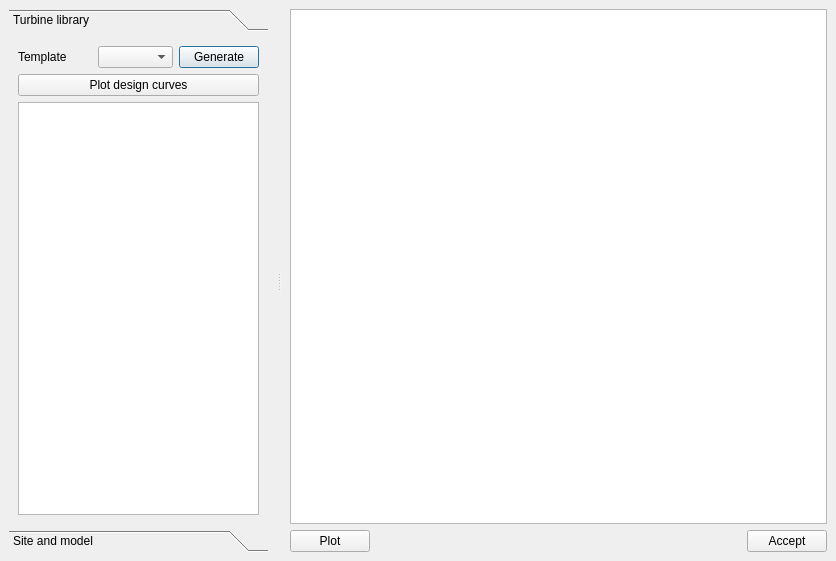
Qt form src/VeraGrid/Gui/DeviceEditors/GeneratorEditor/WindPowerWizard/wind_power_wizard_gui.ui (SanPen/VeraGrid) before a commit.
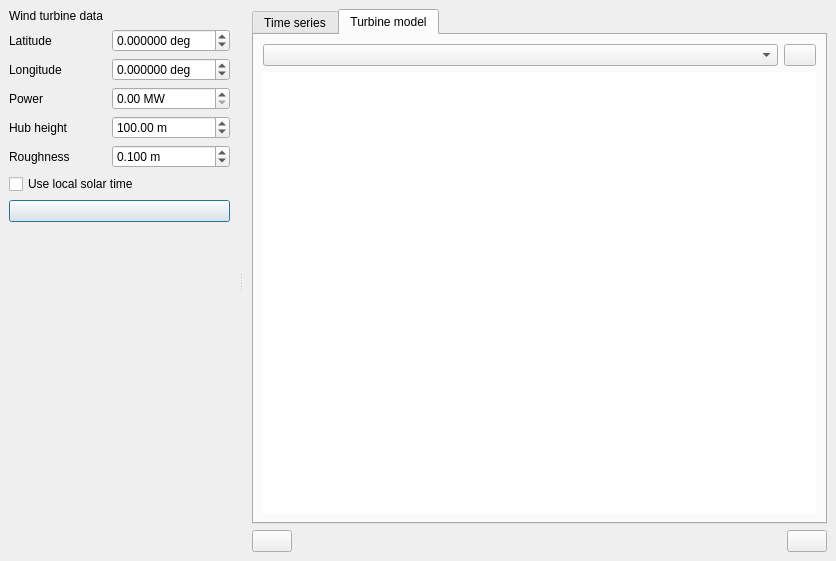
The same form after that commit. The open tabs and pages were chosen to show the change. Icons and pictures are not drawn.

Diff of the .ui file:
```diff
--- a/src/VeraGrid/Gui/DeviceEditors/GeneratorEditor/WindPowerWizard/wind_power_wizard_gui.ui
+++ b/src/VeraGrid/Gui/DeviceEditors/GeneratorEditor/WindPowerWizard/wind_power_wizard_gui.ui
@@ -42,72 +42,15 @@
       <property name="frameShadow">
        <enum>QFrame::Raised</enum>
       </property>
-      <layout class="QVBoxLayout" name="verticalLayout_2">
-       <item>
-        <widget class="QToolBox" name="toolBox">
-         <property name="currentIndex">
-          <number>0</number>
-         </property>
-         <widget class="QWidget" name="libraryPage">
-          <property name="geometry">
-           <rect>
-            <x>0</x>
-            <y>0</y>
-            <width>386</width>
-            <height>509</height>
-           </rect>
-          </property>
-          <attribute name="label">
-           <string>Turbine library</string>
-          </attribute>
           <layout class="QGridLayout" name="gridLayout_2">
-           <item row="0" column="0">
-            <widget class="QLabel" name="label_2">
-             <property name="text">
-              <string>Template</string>
-             </property>
-            </widget>
-           </item>
-           <item row="0" column="1">
-            <widget class="QComboBox" name="templeteComboBox"/>
-           </item>
-           <item row="0" column="2">
-            <widget class="QPushButton" name="loadButton">
-             <property name="text">
-              <string>Generate</string>
-             </property>
-            </widget>
-           </item>
-           <item row="1" column="0" colspan="3">
-            <widget class="QPushButton" name="plotDesignCurvesButton">
-             <property name="text">
-              <string>Plot design curves</string>
-             </property>
-            </widget>
-           </item>
-           <item row="2" column="0" colspan="3">
-            <widget class="QTableView" name="windTurbineTableView"/>
-           </item>
-          </layout>
-         </widget>
-         <widget class="QWidget" name="sitePage">
-          <property name="geometry">
-           <rect>
-            <x>0</x>
-            <y>0</y>
-            <width>386</width>
-            <height>509</height>
-           </rect>
-          </property>
-          <attribute name="label">
-           <string>Site and model</string>
-          </attribute>
-          <layout class="QGridLayout" name="gridLayout_3">
            <item row="0" column="0" colspan="2">
             <widget class="QLabel" name="label_3">
              <property name="text">
               <string>Wind turbine data</string>
              </property>
+         <property name="wordWrap">
+          <bool>true</bool>
+         </property>
             </widget>
            </item>
            <item row="1" column="0">
@@ -169,7 +112,7 @@
               <string> MW</string>
              </property>
              <property name="minimum">
-              <double>0.000001000000000</double>
+          <double>0.000000000000000</double>
              </property>
              <property name="maximum">
               <double>99999.000000000000000</double>
@@ -225,7 +168,17 @@
              </property>
             </widget>
            </item>
-           <item row="6" column="0">
+       <item row="6" column="0" colspan="2">
+        <widget class="QCheckBox" name="localTimeCheckBox">
+         <property name="toolTip">
+          <string>Shift Open-Meteo GMT timestamps by longitude so the generated power matches the circuit timestamps as local solar time.</string>
+         </property>
+         <property name="text">
+          <string>Use local solar time</string>
+         </property>
+        </widget>
+       </item>
+       <item row="8" column="0">
             <spacer name="verticalSpacer">
              <property name="orientation">
               <enum>Qt::Vertical</enum>
@@ -238,8 +191,18 @@
              </property>
             </spacer>
            </item>
-          </layout>
-         </widget>
+       <item row="7" column="0" colspan="2">
+        <widget class="QPushButton" name="loadButton">
+         <property name="toolTip">
+          <string>Generate time series</string>
+         </property>
+         <property name="text">
+          <string/>
+         </property>
+         <property name="icon">
+          <iconset resource="../../../Icons/icons.qrc">
+           <normaloff>:/Icons/icons/calculator.png</normaloff>:/Icons/icons/calculator.png</iconset>
+         </property>
         </widget>
        </item>
       </layout>
@@ -252,14 +215,7 @@
        <enum>QFrame::Raised</enum>
       </property>
       <layout class="QGridLayout" name="gridLayout">
-       <item row="1" column="0" colspan="2">
-        <widget class="QPushButton" name="plotButton">
-         <property name="text">
-          <string>Plot</string>
-         </property>
-        </widget>
-       </item>
-       <item row="1" column="2">
+       <item row="1" column="3">
         <spacer name="horizontalSpacer_2">
          <property name="orientation">
           <enum>Qt::Horizontal</enum>
@@ -272,15 +228,111 @@
          </property>
         </spacer>
        </item>
-       <item row="1" column="3">
+       <item row="1" column="4">
         <widget class="QPushButton" name="acceptButton">
          <property name="text">
-          <string>Accept</string>
+          <string/>
          </property>
         </widget>
        </item>
-       <item row="0" column="0" colspan="4">
-        <widget class="QTableView" name="tableView_2"/>
+       <item row="0" column="0" colspan="5">
+        <widget class="QTabWidget" name="tabWidget">
+         <property name="currentIndex">
+          <number>0</number>
+         </property>
+         <widget class="QWidget" name="tab">
+          <attribute name="title">
+           <string>Time series</string>
+          </attribute>
+          <layout class="QVBoxLayout" name="verticalLayout_4">
+           <item>
+            <widget class="QTableView" name="tableView_2">
+             <property name="frameShape">
+              <enum>QFrame::Shape::NoFrame</enum>
+             </property>
+            </widget>
+           </item>
+          </layout>
+         </widget>
+         <widget class="QWidget" name="tab_2">
+          <attribute name="title">
+           <string>Turbine model</string>
+          </attribute>
+          <layout class="QVBoxLayout" name="verticalLayout_5">
+           <item>
+            <widget class="QFrame" name="frame_2">
+             <property name="sizePolicy">
+              <sizepolicy hsizetype="Expanding" vsizetype="Preferred">
+               <horstretch>0</horstretch>
+               <verstretch>0</verstretch>
+              </sizepolicy>
+             </property>
+             <property name="frameShape">
+              <enum>QFrame::Shape::NoFrame</enum>
+             </property>
+             <property name="frameShadow">
+              <enum>QFrame::Shadow::Raised</enum>
+             </property>
+             <layout class="QHBoxLayout" name="horizontalLayout">
+              <property name="leftMargin">
+               <number>0</number>
+              </property>
+              <property name="topMargin">
+               <number>0</number>
+              </property>
+              <property name="rightMargin">
+               <number>0</number>
+              </property>
+              <property name="bottomMargin">
+               <number>0</number>
+              </property>
+              <item>
+               <widget class="QComboBox" name="templeteComboBox"/>
+              </item>
+              <item>
+               <widget class="QPushButton" name="plotDesignCurvesButton">
+                <property name="maximumSize">
+                 <size>
+                  <width>32</width>
+                  <height>16777215</height>
+                 </size>
+                </property>
+                <property name="toolTip">
+                 <string>Plot design curves</string>
+                </property>
+                <property name="text">
+                 <string/>
+                </property>
+                <property name="icon">
+                 <iconset resource="../../../Icons/icons.qrc">
+                  <normaloff>:/Icons/icons/plot.png</normaloff>:/Icons/icons/plot.png</iconset>
+                </property>
+               </widget>
+              </item>
+             </layout>
+            </widget>
+           </item>
+           <item>
+            <widget class="QTableView" name="windTurbineTableView">
+             <property name="frameShape">
+              <enum>QFrame::Shape::NoFrame</enum>
+             </property>
+            </widget>
+           </item>
+          </layout>
+         </widget>
+        </widget>
+       </item>
+       <item row="1" column="0" colspan="3">
+        <widget class="QPushButton" name="plotButton">
+         <property name="text">
+          <string/>
+         </property>
+         <property name="icon">
+          <iconset resource="../../../Icons/icons.qrc">
+           <normaloff>:/Icons/icons/plot.png</normaloff>:/Icons/icons/plot.png</iconset>
+         </property>
+        </widget>
        </item>
       </layout>
      </widget>
```
Left out of the diff: 29 changed lines with no effect on the pictures. Lines whose indentation alone changed are shown as unchanged.
